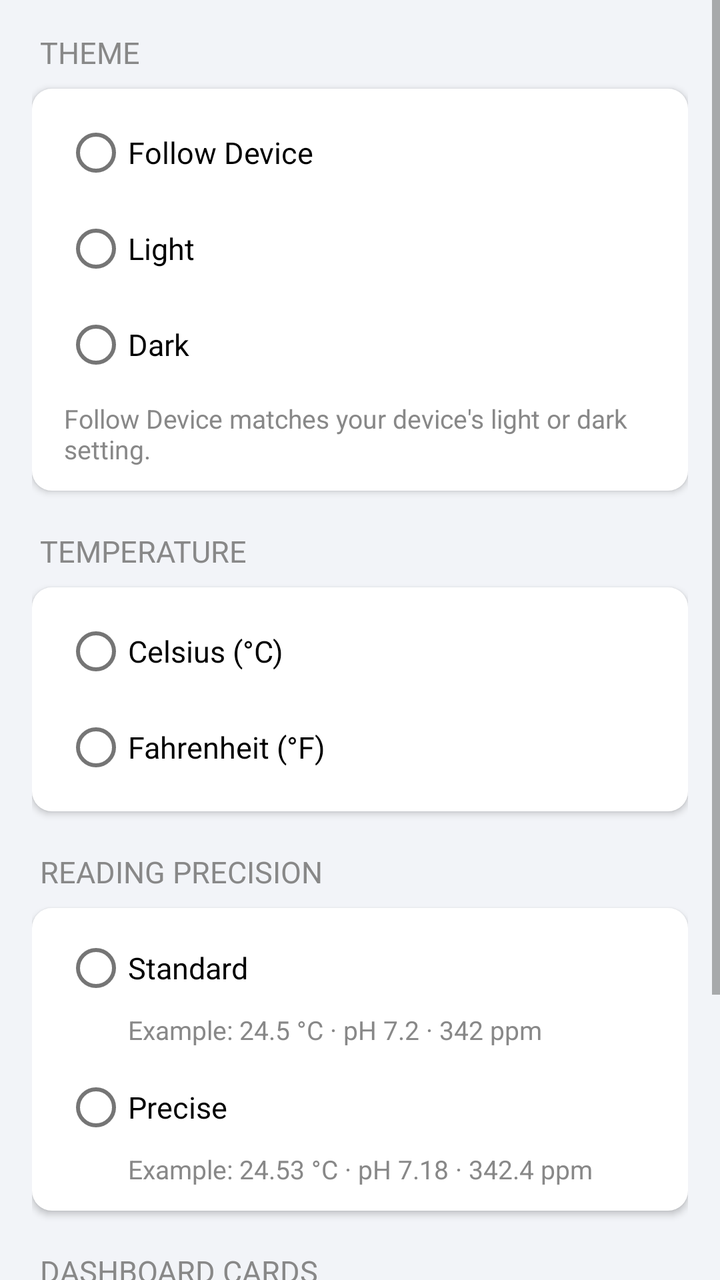
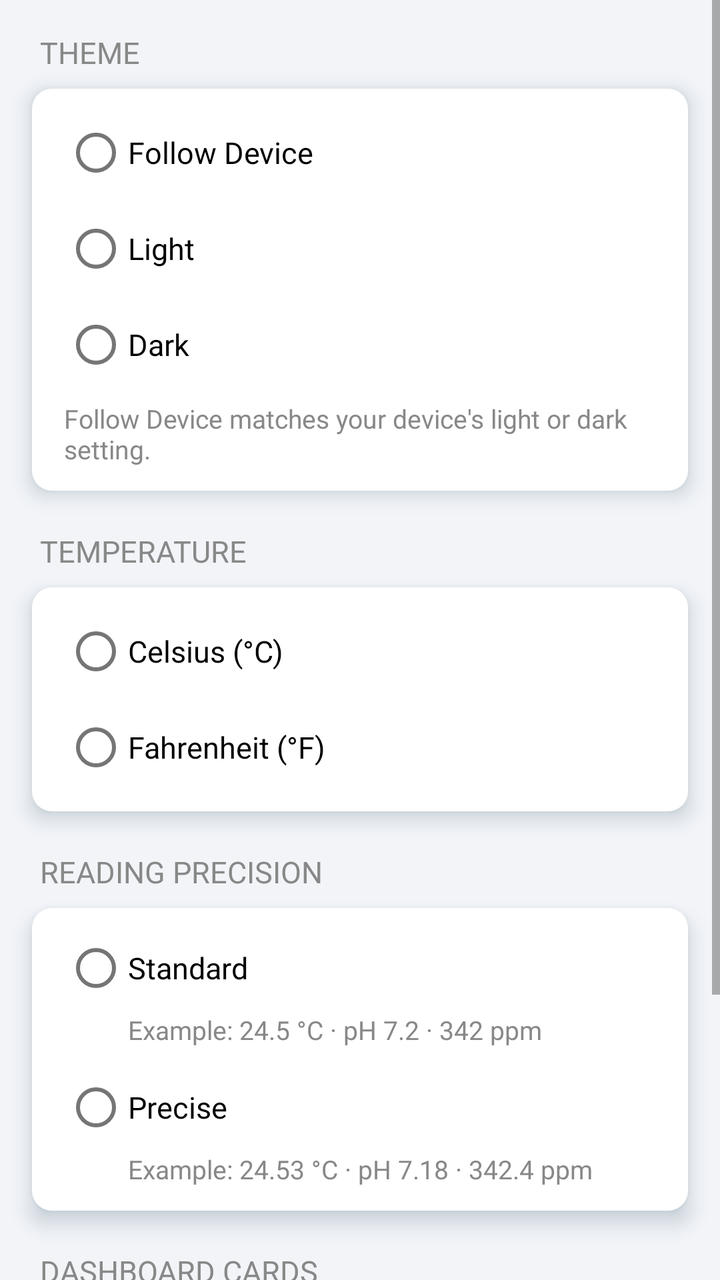

Before-and-after screenshots of an Android layout around one commit, followed by the original layout XML and the change that was made.
<!-- AndroidManifest.xml: application theme Theme.AquaSense -->
<!-- res/layout/fragment_display_units.xml -->
<?xml version="1.0" encoding="utf-8"?>
<ScrollView xmlns:android="http://schemas.android.com/apk/res/android"
    android:layout_width="match_parent"
    android:layout_height="match_parent">

    <LinearLayout
        android:layout_width="match_parent"
        android:layout_height="wrap_content"
        android:orientation="vertical"
        android:padding="16dp">

        
        <TextView
            android:layout_width="wrap_content"
            android:layout_height="wrap_content"
            android:layout_marginBottom="8dp"
            android:layout_marginStart="4dp"
            android:text="@string/section_theme"
            android:textAllCaps="true"
            android:textColor="@color/text_secondary"
            android:textSize="15sp" />

        <LinearLayout
            android:layout_width="match_parent"
            android:layout_height="wrap_content"
            android:layout_marginBottom="20dp"
            android:background="@drawable/bg_settings_card"
            android:elevation="2dp"
            android:orientation="vertical"
            android:paddingStart="16dp"
            android:paddingEnd="16dp"
            android:paddingTop="8dp"
            android:paddingBottom="12dp">

            <RadioGroup
                android:id="@+id/rgThemeMode"
                android:layout_width="match_parent"
                android:layout_height="wrap_content"
                android:orientation="vertical">

                <RadioButton
                    android:id="@+id/rbThemeSystem"
                    android:layout_width="match_parent"
                    android:layout_height="48dp"
                    android:gravity="center_vertical"
                    android:text="@string/theme_follow_system"
                    android:textColor="@color/text_primary"
                    android:textSize="15sp" />

                <RadioButton
                    android:id="@+id/rbThemeLight"
                    android:layout_width="match_parent"
                    android:layout_height="48dp"
                    android:gravity="center_vertical"
                    android:text="@string/theme_light"
                    android:textColor="@color/text_primary"
                    android:textSize="15sp" />

                <RadioButton
                    android:id="@+id/rbThemeDark"
                    android:layout_width="match_parent"
                    android:layout_height="48dp"
                    android:gravity="center_vertical"
                    android:text="@string/theme_dark"
                    android:textColor="@color/text_primary"
                    android:textSize="15sp" />

            </RadioGroup>

            <TextView
                android:layout_width="wrap_content"
                android:layout_height="wrap_content"
                android:layout_marginTop="4dp"
                android:text="@string/theme_desc"
                android:textColor="@color/text_secondary"
                android:textSize="13sp" />

        </LinearLayout>

        
        <TextView
            android:layout_width="wrap_content"
            android:layout_height="wrap_content"
            android:layout_marginBottom="8dp"
            android:layout_marginStart="4dp"
            android:text="@string/section_temperature"
            android:textAllCaps="true"
            android:textColor="@color/text_secondary"
            android:textSize="15sp" />

        <LinearLayout
            android:layout_width="match_parent"
            android:layout_height="wrap_content"
            android:layout_marginBottom="20dp"
            android:background="@drawable/bg_settings_card"
            android:elevation="2dp"
            android:orientation="vertical"
            android:paddingStart="16dp"
            android:paddingEnd="16dp"
            android:paddingTop="8dp"
            android:paddingBottom="8dp">

            <RadioGroup
                android:id="@+id/rgTempUnit"
                android:layout_width="match_parent"
                android:layout_height="wrap_content"
                android:orientation="vertical">

                <RadioButton
                    android:id="@+id/rbCelsius"
                    android:layout_width="match_parent"
                    android:layout_height="48dp"
                    android:gravity="center_vertical"
                    android:text="@string/celsius"
                    android:textColor="@color/text_primary"
                    android:textSize="15sp" />

                <RadioButton
                    android:id="@+id/rbFahrenheit"
                    android:layout_width="match_parent"
                    android:layout_height="48dp"
                    android:gravity="center_vertical"
                    android:text="@string/fahrenheit"
                    android:textColor="@color/text_primary"
                    android:textSize="15sp" />

            </RadioGroup>

        </LinearLayout>

        
        <TextView
            android:layout_width="wrap_content"
            android:layout_height="wrap_content"
            android:layout_marginBottom="8dp"
            android:layout_marginStart="4dp"
            android:text="@string/section_precision"
            android:textAllCaps="true"
            android:textColor="@color/text_secondary"
            android:textSize="15sp" />

        <LinearLayout
            android:layout_width="match_parent"
            android:layout_height="wrap_content"
            android:layout_marginBottom="20dp"
            android:background="@drawable/bg_settings_card"
            android:elevation="2dp"
            android:orientation="vertical"
            android:paddingStart="16dp"
            android:paddingEnd="16dp"
            android:paddingTop="8dp"
            android:paddingBottom="12dp">

            <RadioGroup
                android:id="@+id/rgPrecision"
                android:layout_width="match_parent"
                android:layout_height="wrap_content"
                android:orientation="vertical">

                <RadioButton
                    android:id="@+id/rbPrecisionStandard"
                    android:layout_width="match_parent"
                    android:layout_height="wrap_content"
                    android:gravity="center_vertical"
                    android:minHeight="44dp"
                    android:text="@string/precision_standard"
                    android:textColor="@color/text_primary"
                    android:textSize="15sp" />

                <TextView
                    android:layout_width="wrap_content"
                    android:layout_height="wrap_content"
                    android:layout_marginBottom="8dp"
                    android:layout_marginStart="32dp"
                    android:text="@string/precision_standard_desc"
                    android:textColor="@color/text_secondary"
                    android:textSize="13sp" />

                <RadioButton
                    android:id="@+id/rbPrecisionPrecise"
                    android:layout_width="match_parent"
                    android:layout_height="wrap_content"
                    android:gravity="center_vertical"
                    android:minHeight="44dp"
                    android:text="@string/precision_precise"
                    android:textColor="@color/text_primary"
                    android:textSize="15sp" />

                <TextView
                    android:layout_width="wrap_content"
                    android:layout_height="wrap_content"
                    android:layout_marginStart="32dp"
                    android:text="@string/precision_precise_desc"
                    android:textColor="@color/text_secondary"
                    android:textSize="13sp" />

            </RadioGroup>

        </LinearLayout>

        
        <TextView
            android:layout_width="wrap_content"
            android:layout_height="wrap_content"
            android:layout_marginBottom="8dp"
            android:layout_marginStart="4dp"
            android:text="@string/section_dashboard_cards"
            android:textAllCaps="true"
            android:textColor="@color/text_secondary"
            android:textSize="15sp" />

        <LinearLayout
            android:layout_width="match_parent"
            android:layout_height="wrap_content"
            android:layout_marginBottom="20dp"
            android:background="@drawable/bg_settings_card"
            android:elevation="2dp"
            android:orientation="vertical"
            android:paddingBottom="4dp">

            
            <LinearLayout
                android:id="@+id/containerDashboardCards"
                android:layout_width="match_parent"
                android:layout_height="wrap_content"
                android:orientation="vertical" />

            <TextView
                android:layout_width="wrap_content"
                android:layout_height="wrap_content"
                android:layout_marginStart="16dp"
                android:layout_marginEnd="16dp"
                android:layout_marginTop="4dp"
                android:layout_marginBottom="8dp"
                android:text="@string/dashboard_cards_desc"
                android:textColor="@color/text_secondary"
                android:textSize="13sp" />

        </LinearLayout>

        
        <TextView
            android:layout_width="wrap_content"
            android:layout_height="wrap_content"
            android:layout_marginBottom="8dp"
            android:layout_marginStart="4dp"
            android:text="@string/section_interface"
            android:textAllCaps="true"
            android:textColor="@color/text_secondary"
            android:textSize="15sp" />

        <LinearLayout
            android:layout_width="match_parent"
            android:layout_height="wrap_content"
            android:layout_marginBottom="20dp"
            android:background="@drawable/bg_settings_card"
            android:elevation="2dp"
            android:orientation="vertical">

            
            <LinearLayout
                android:layout_width="match_parent"
                android:layout_height="52dp"
                android:gravity="center_vertical"
                android:orientation="horizontal"
                android:paddingStart="16dp"
                android:paddingEnd="16dp">

                <TextView
                    android:layout_width="0dp"
                    android:layout_height="wrap_content"
                    android:layout_weight="1"
                    android:text="@string/twenty_four_hour_clock"
                    android:textColor="@color/text_primary"
                    android:textSize="15sp" />

                <androidx.appcompat.widget.SwitchCompat
                    android:id="@+id/switch24HourClock"
                    android:layout_width="wrap_content"
                    android:layout_height="wrap_content" />

            </LinearLayout>

        </LinearLayout>

    </LinearLayout>

</ScrollView>
<!-- resources referenced by this layout -->
<resources>
  <color name="text_primary">#FF000000</color>
  <color name="text_secondary">#FF888888</color>
  <!-- drawable bg_settings_card (drawable) -->
  <?xml version="1.0" encoding="utf-8"?>
  <shape xmlns:android="http://schemas.android.com/apk/res/android"
      android:shape="rectangle">
      <solid android:color="@color/card_background" />
      <corners android:radius="10dp" />
  </shape>
  <string name="celsius">Celsius (°C)</string>
  <string name="dashboard_cards_desc">Reorder cards or hide the ones you don\'t need.</string>
  <string name="fahrenheit">Fahrenheit (°F)</string>
  <string name="precision_precise">Precise</string>
  <string name="precision_precise_desc">Example: 24.53 °C · pH 7.18 · 342.4 ppm</string>
  <string name="precision_standard">Standard</string>
  <string name="precision_standard_desc">Example: 24.5 °C · pH 7.2 · 342 ppm</string>
  <string name="section_dashboard_cards">DASHBOARD CARDS</string>
  <string name="section_interface">INTERFACE</string>
  <string name="section_precision">READING PRECISION</string>
  <string name="section_temperature">TEMPERATURE</string>
  <string name="section_theme">THEME</string>
  <string name="theme_dark">Dark</string>
  <string name="theme_desc">Follow Device matches your device\'s light or dark setting.</string>
  <string name="theme_follow_system">Follow Device</string>
  <string name="theme_light">Light</string>
  <string name="twenty_four_hour_clock">24-hour Clock</string>
  <style name="Theme.AquaSense" parent="Base.Theme.AquaSense" />
  <color name="card_background">#FFFFFFFF</color>
  <style name="Base.Theme.AquaSense" parent="Theme.MaterialComponents.DayNight.NoActionBar">
          
          <item name="android:windowBackground">@color/background</item>
          <item name="android:colorBackground">@color/background</item>
          
          <item name="android:statusBarColor">@color/toolbar_gradient_start</item>
          <item name="android:windowLightStatusBar">@bool/light_status_bar_icons</item>
      </style>
  <color name="background">#FFF2F4F8</color>
  <color name="toolbar_gradient_start">#FFC1DFE0</color>
</resources>

<!-- the commit's change to res/layout/fragment_display_units.xml (unified diff, before → after) -->
@@ -6,6 +6,7 @@
     <LinearLayout
         android:layout_width="match_parent"
         android:layout_height="wrap_content"
+        android:clipToPadding="false"
         android:orientation="vertical"
         android:padding="16dp">
 
@@ -25,7 +26,7 @@
             android:layout_height="wrap_content"
             android:layout_marginBottom="20dp"
             android:background="@drawable/bg_settings_card"
-            android:elevation="2dp"
+            style="@style/Widget.AquaSense.Card"
             android:orientation="vertical"
             android:paddingStart="16dp"
             android:paddingEnd="16dp"
@@ -93,7 +94,7 @@
             android:layout_height="wrap_content"
             android:layout_marginBottom="20dp"
             android:background="@drawable/bg_settings_card"
-            android:elevation="2dp"
+            style="@style/Widget.AquaSense.Card"
             android:orientation="vertical"
             android:paddingStart="16dp"
             android:paddingEnd="16dp"
@@ -144,7 +145,7 @@
             android:layout_height="wrap_content"
             android:layout_marginBottom="20dp"
             android:background="@drawable/bg_settings_card"
-            android:elevation="2dp"
+            style="@style/Widget.AquaSense.Card"
             android:orientation="vertical"
             android:paddingStart="16dp"
             android:paddingEnd="16dp"
@@ -214,7 +215,7 @@
             android:layout_height="wrap_content"
             android:layout_marginBottom="20dp"
             android:background="@drawable/bg_settings_card"
-            android:elevation="2dp"
+            style="@style/Widget.AquaSense.Card"
             android:orientation="vertical"
             android:paddingBottom="4dp">
 
<!-- resource entries referenced after the edit -->
@@ -26,8 +26,14 @@
   <string name="theme_follow_system">Follow Device</string>
   <string name="theme_light">Light</string>
   <string name="twenty_four_hour_clock">24-hour Clock</string>
+  <style name="Widget.AquaSense.Card" parent="">
+          <item name="android:elevation">6dp</item>
+          <item name="android:outlineAmbientShadowColor">@color/card_shadow</item>
+          <item name="android:outlineSpotShadowColor">@color/card_shadow</item>
+      </style>
   <style name="Theme.AquaSense" parent="Base.Theme.AquaSense" />
   <color name="card_background">#FFFFFFFF</color>
+  <color name="card_shadow">#FF123A4D</color>
   <style name="Base.Theme.AquaSense" parent="Theme.MaterialComponents.DayNight.NoActionBar">
           
           <item name="android:windowBackground">@color/background</item>
